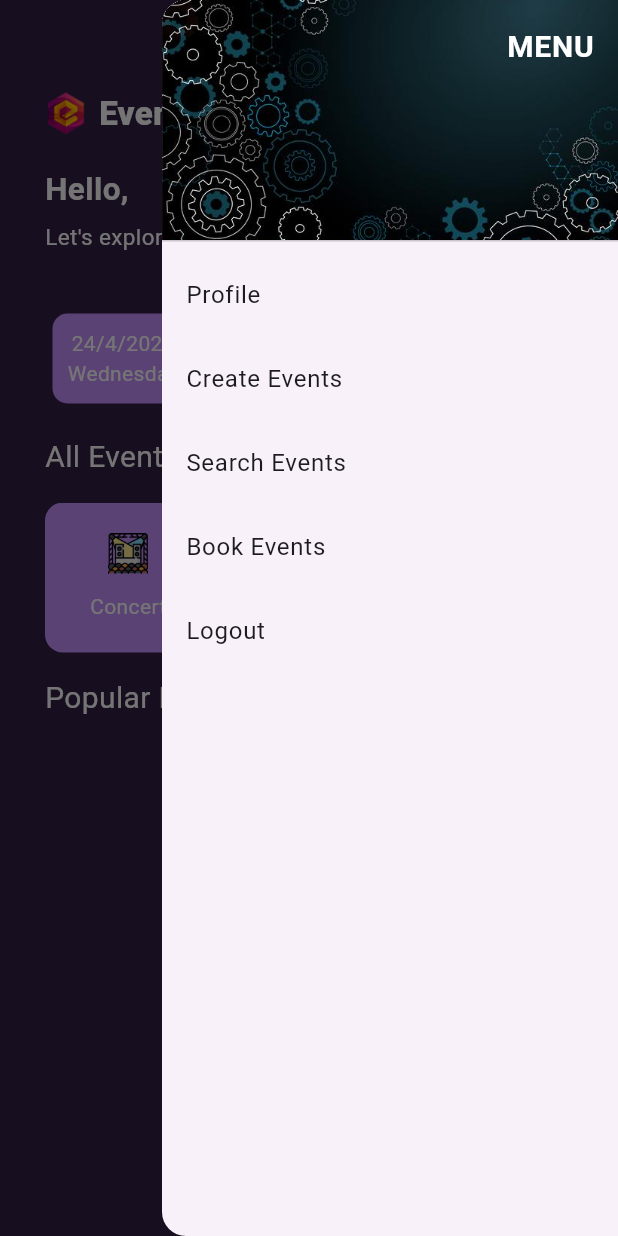
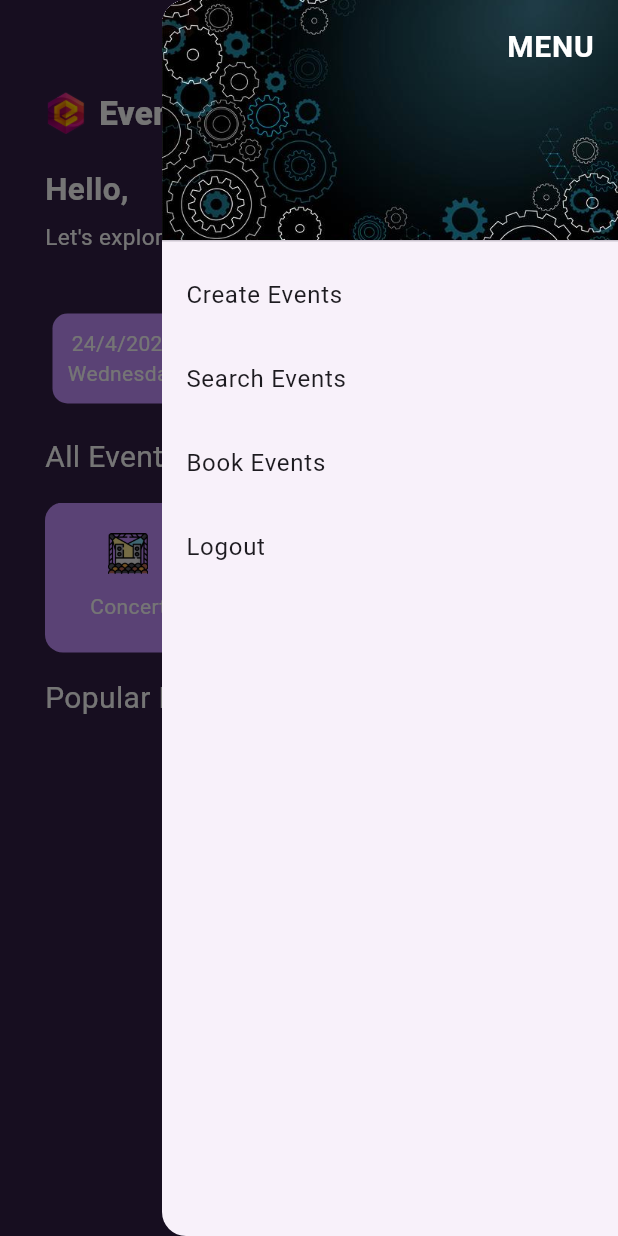
Before and after one commit to tommclark/EventApp, a Flutter app: the HomeScreen screen opened directly, with the side drawer open, on a phone screen of 412 x 824 dp. Run offline on Flutter 3.47's test engine with Material 3 defaults, Android fonts, the phone set to English and light mode, and no system bars; our stand-ins replace firebase_auth, firebase_core, hive, hive_flutter, shared_preferences; missing offline and left inert: dart:html; accounts and stored records are empty.

```diff
--- a/lib/bookingscreen.dart
+++ b/lib/bookingscreen.dart
@@ -165,7 +165,9 @@ class _EventBookingPageState extends State<EventBookingPage> {
                 // Navigate to the payment screen
                 Navigator.push(
                   context,
-                  MaterialPageRoute(builder: (context) => PaymentScreen()),
+                  MaterialPageRoute(
+                    builder: (context) => PaymentScreen(totalPrice: totalPrice),
+                  ),
                 );
               },
               child: Text('Book'),
--- a/lib/home.dart
+++ b/lib/home.dart
@@ -77,13 +77,6 @@ class _HomeScreenState extends State<HomeScreen> {
                   fit: BoxFit.cover,
                 ),
               ),
-            ),
-            ListTile(
-              title: Text('Profile'),
-              onTap: () {
-                Navigator.push(context,
-                    MaterialPageRoute(builder: (context) => Profile()));
-              },
             ),
             ListTile(
               title: Text('Create Events'),
@@ -196,19 +189,27 @@ class _HomeScreenState extends State<HomeScreen> {
                           ],
                         ),
                         Spacer(),
-                        Container(
-                          decoration: BoxDecoration(
-                            border:
-                                Border.all(width: 3, color: Color(0xffff00f1)),
-                            borderRadius: BorderRadius.circular(30),
-                          ),
-                          child: ClipRRect(
+                        GestureDetector(
+                          onTap: () {
+                            Navigator.push(
+                              context,
+                              MaterialPageRoute(builder: (context) => Profile()),
+                            );
+                          },
+                          child: Container(
+                            decoration: BoxDecoration(
+                              border: Border.all(width: 3, color: Color(0xffff00f1)),
+                              borderRadius: BorderRadius.circular(30),
+                            ),
+                            child: ClipRRect(
                               borderRadius: BorderRadius.circular(30),
                               child: Image.asset(
                                 "assets/profilepic.jpg",
                                 height: 40,
-                              )),
-                        )
+                              ),
+                            ),
+                          ),
+                        ),
                       ],
                     ),
                     SizedBox(
```
Also changed, not shown: lib/payment.dart (+63 -7 lines).
